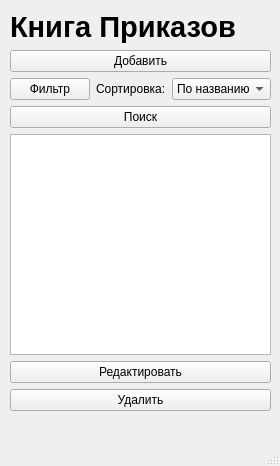
Above: mainWidget.ui from f1rsov08/BestProject before the change. Below: the same form after it.
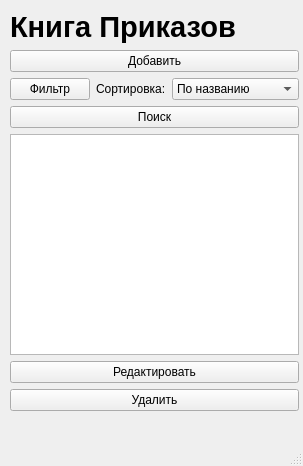
That is the form after the change.

Commit message: Незначительные изменения

What changed in the file:
```diff
--- a/mainWidget.ui
+++ b/mainWidget.ui
@@ -6,7 +6,7 @@
    <rect>
     <x>0</x>
     <y>0</y>
-    <width>280</width>
+    <width>303</width>
     <height>466</height>
    </rect>
   </property>
@@ -19,7 +19,7 @@
      <rect>
       <x>10</x>
       <y>10</y>
-      <width>261</width>
+      <width>289</width>
       <height>401</height>
      </rect>
     </property>
```
Left out of the diff: 2 changed lines with no effect on the pictures.
